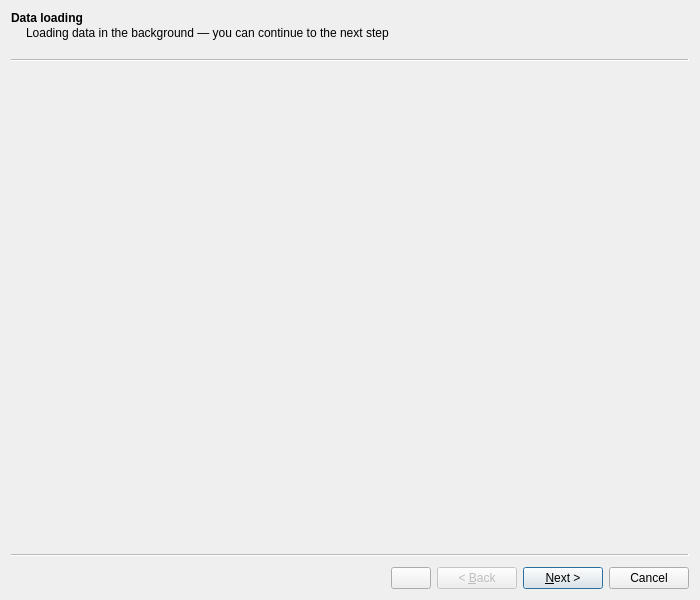
Old version of the form src/gui/components/configurationwizard.ui in the repository skylitefly/neoswift.
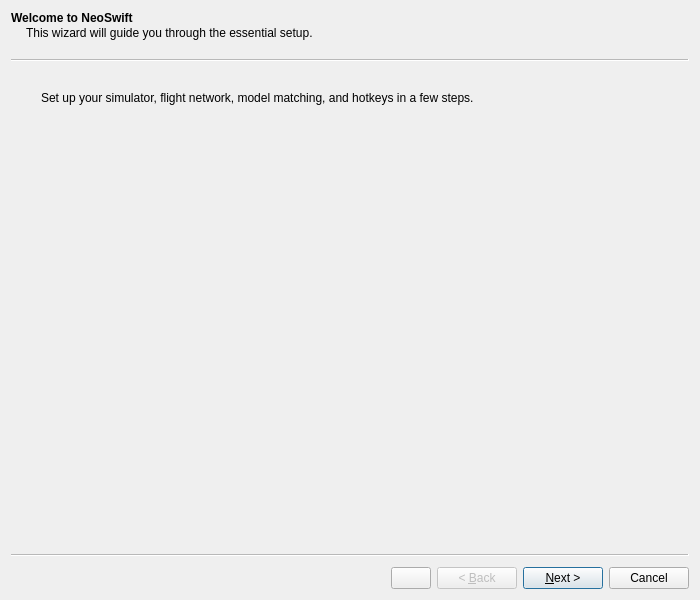
New version of the form. Custom widgets are drawn as their Qt base class.

Commit message: feat: improved config wizard

```diff
--- a/src/gui/components/configurationwizard.ui
+++ b/src/gui/components/configurationwizard.ui
@@ -31,6 +31,51 @@
   <property name="options">
    <set>QWizard::WizardOption::HaveCustomButton1</set>
   </property>
+  <widget class="QWizardPage" name="wp_Welcome">
+   <property name="title">
+    <string>Welcome to NeoSwift</string>
+   </property>
+   <property name="subTitle">
+    <string>This wizard will guide you through the essential setup.</string>
+   </property>
+   <layout class="QVBoxLayout" name="vl_Welcome">
+    <property name="leftMargin">
+     <number>24</number>
+    </property>
+    <property name="topMargin">
+     <number>24</number>
+    </property>
+    <property name="rightMargin">
+     <number>24</number>
+    </property>
+    <property name="bottomMargin">
+     <number>24</number>
+    </property>
+    <item>
+     <widget class="QLabel" name="lb_Welcome">
+      <property name="text">
+       <string>Set up your simulator, flight network, model matching, and hotkeys in a few steps.</string>
+      </property>
+      <property name="wordWrap">
+       <bool>true</bool>
+      </property>
+     </widget>
+    </item>
+    <item>
+     <spacer name="vs_Welcome">
+      <property name="orientation">
+       <enum>Qt::Orientation::Vertical</enum>
+      </property>
+      <property name="sizeHint" stdset="0">
+       <size>
+        <width>20</width>
+        <height>40</height>
+       </size>
+      </property>
+     </spacer>
+    </item>
+   </layout>
+  </widget>
    <widget class="swift::gui::components::CInitialDataLoadWizardPage" name="wp_DataLoad">
    <property name="title">
     <string>Data loading</string>
@@ -380,6 +425,12 @@
    <header>gui/components/settingshotkeycomponent.h</header>
    <container>1</container>
   </customwidget>
+  <customwidget>
+   <class>swift::gui::components::CSettingsNetworkServersComponent</class>
+   <extends>QFrame</extends>
+   <header>gui/components/settingsnetworkserverscomponent.h</header>
+   <container>1</container>
+  </customwidget>
   <customwidget>
    <class>swift::gui::components::CConfigHotkeyWizardPage</class>
    <extends>QWizardPage</extends>
```
Left out of the diff: 36 changed lines with no effect on the pictures. The commit also changes 3 other files.
